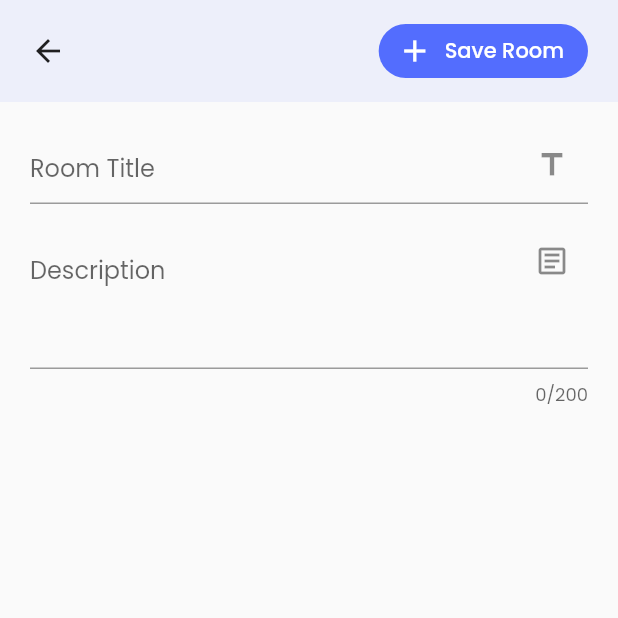
After one commit to kohjakob/broom, a Flutter app: the AddRoomFormPage screen opened by its route, on a phone screen of 412 x 824 dp, the top half of it. The commit adds this screen. Run offline on Flutter 3.47's test engine with Material 2 defaults, Android fonts, the phone set to English and light mode, and no system bars; our stand-ins replace auto_size_text, bloc, camera, dartz, equatable, flutter_bloc and 3 more; accounts and stored records are empty; network calls fail.

Commit message:
Added UI for Rooms in ItemGrid and a AddNewRoomFormPage
Still missing a colorpicker implementation; unsure if I want to use a package or create my own.

```diff
--- a/lib/presentation/bloc/items_bloc.dart
+++ b/lib/presentation/bloc/items_bloc.dart
@@ -25,6 +25,7 @@ class ItemsBloc extends Bloc<ItemsEvent, ItemsState> {
       yield await _addItemEvent(event, state);
     }
     if (event is GetItemsEvent) {
+      yield ItemsLoading();
       yield await _getItemsEvent(event, state);
     }
     if (event is SortItemsAscAlphaEvent) {
--- a/lib/presentation/bloc/items_state.dart
+++ b/lib/presentation/bloc/items_state.dart
@@ -8,6 +8,8 @@ abstract class ItemsState extends Equatable {
 }
 
 class ItemsNotLoaded extends ItemsState {}
+
+class ItemsLoading extends ItemsState {}
 
 abstract class ItemsLoaded extends ItemsState {
   final List<Item> allItems;
--- /dev/null
+++ b/lib/presentation/pages/add_room_form_page.dart
@@ -0,0 +1,65 @@
+import 'package:broom/presentation/widgets/top_nav_bar.dart';
+import 'package:flutter/material.dart';
+
+class AddRoomFormPage extends StatelessWidget {
+  static String routeName = "formPage";
+  final TextEditingController nameController = TextEditingController();
+  final TextEditingController descriptionController = TextEditingController();
+
+  @override
+  Widget build(BuildContext context) {
+    return Scaffold(
+      appBar: TopNavBar(
+        showBack: true,
+        actions: [
+          SmallButton(
+            onPressed: () => null,
+            label: "Save Room",
+            icon: Icons.add,
+            color: Theme.of(context).accentColor,
+          )
+        ],
+      ),
+      body: SafeArea(
+        child: SingleChildScrollView(
+          child: Column(
+            children: [
+              Form(
+                child: Container(
+                  padding: EdgeInsets.fromLTRB(20, 20, 20, 20),
+                  child: Column(
+                    children: [
+                      TextFormField(
+                        controller: nameController,
+                        decoration: InputDecoration(
+                          hintText: "Room Title",
+                          suffixIcon: Padding(
+                            padding: const EdgeInsets.fromLTRB(0, 0, 0, 4),
+                            child: Icon(Icons.title),
+                          ),
+                        ),
+                      ),
+                      SizedBox(height: 20),
+                      TextFormField(
+                        controller: descriptionController,
+                        maxLines: 3,
+                        maxLength: 200,
+                        decoration: InputDecoration(
+                          hintText: "Description",
+                          suffixIcon: Padding(
+                            padding: const EdgeInsets.fromLTRB(0, 0, 0, 54),
+                            child: Icon(Icons.article_outlined),
+                          ),
+                        ),
+                      ),
+                    ],
+                  ),
+                ),
+              )
+            ],
+          ),
+        ),
+      ),
+    );
+  }
+}
--- a/lib/presentation/widgets/top_nav_bar.dart
+++ b/lib/presentation/widgets/top_nav_bar.dart
@@ -11,15 +11,18 @@ class TopNavBar extends StatelessWidget implements PreferredSizeWidget {
     return Container(
       color: Theme.of(context).accentColor.withAlpha(20),
       padding: EdgeInsets.fromLTRB(
-          20, MediaQuery.of(context).padding.top + 20, 20, 20),
-      height: 100,
+        20,
+        MediaQuery.of(context).padding.top + 10,
+        20,
+        10,
+      ),
       child: Row(
-        mainAxisAlignment: MainAxisAlignment.spaceBetween,
         children: [
           GestureDetector(
             child: Icon(Icons.arrow_back),
             onTap: () => Navigator.of(context).pop(),
           ),
+          Spacer(),
           ...actions,
         ],
       ),
@@ -27,7 +30,7 @@ class TopNavBar extends StatelessWidget implements PreferredSizeWidget {
   }
 
   @override
-  Size get preferredSize => Size.fromHeight(100);
+  Size get preferredSize => Size.fromHeight(400);
 }
 
 class SmallButton extends StatelessWidget {
--- a/pubspec.yaml
+++ b/pubspec.yaml
@@ -35,6 +35,7 @@ dependencies:
   sqflite: ^1.3.2+3
   camera: ^0.7.0+2
   font_awesome_flutter: ^8.11.0
+  flex_color_picker: ^1.1.3
 
   # Legacy dependencies
   intl: ^0.15.8
```
Also changed, not shown: lib/main.dart (+6 -4 lines), lib/presentation/pages/add_item_camera_page.dart (renamed from lib/presentation/pages/camera_page.dart, +5 -6 lines), lib/presentation/pages/add_item_form_page.dart (renamed from lib/presentation/pages/form_page.dart, +4 -4 lines), lib/presentation/pages/grid_page.dart (+123 -9 lines), pubspec.lock, 3 other files.
